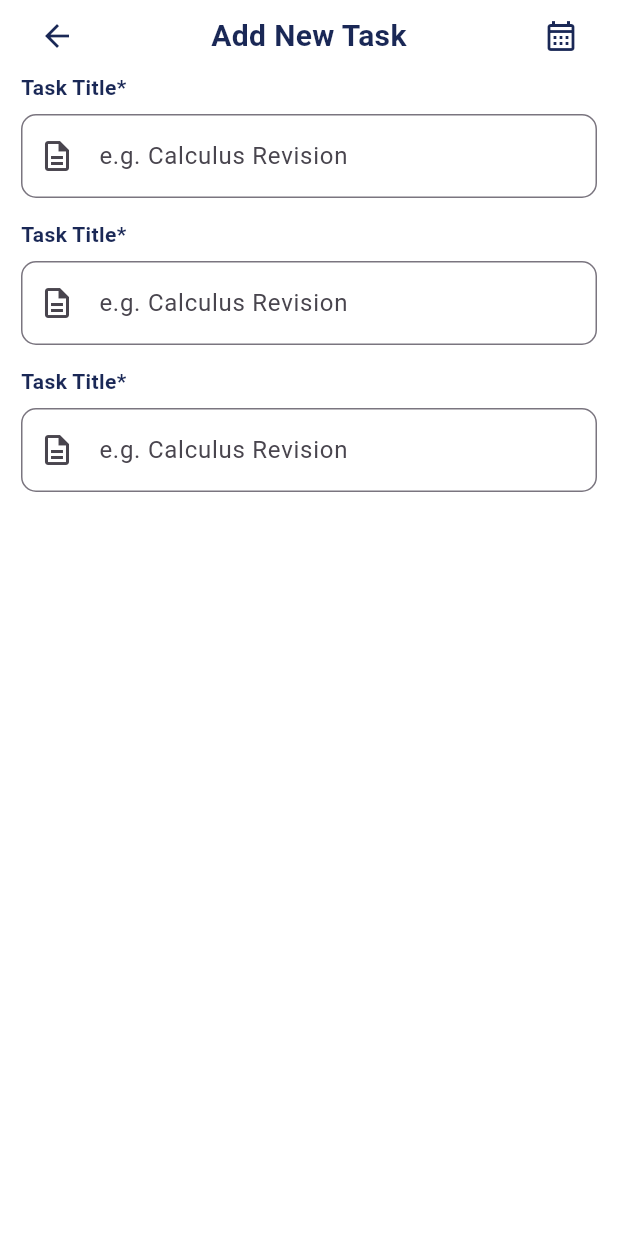
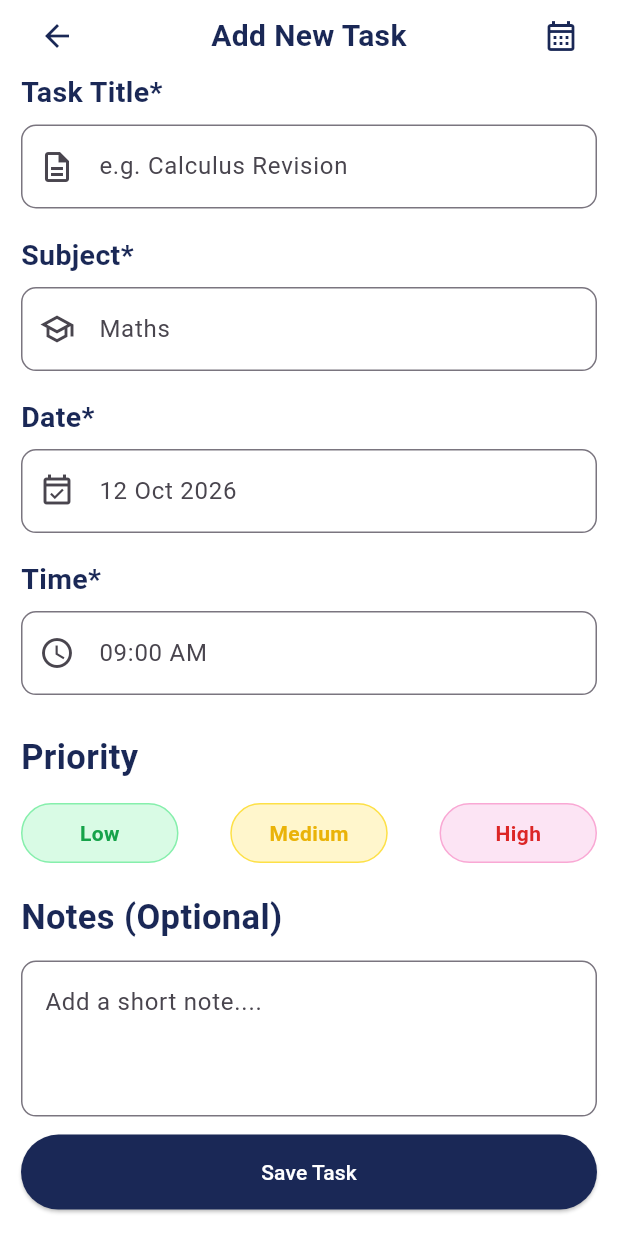
Before and after one commit to Muhammed-Ranan-PP/Learvo, a Flutter app: the HomeScreen screen opened by its route, after a tap on the "add" icon, on a phone screen of 412 x 824 dp. Run offline on Flutter 3.47's test engine with Material 3 defaults, Android fonts, the phone set to English and light mode, and no system bars.

Commit message:
five screens

```diff
--- a/lib/screens/add_task_screen.dart
+++ b/lib/screens/add_task_screen.dart
@@ -1,4 +1,7 @@
 import 'package:flutter/material.dart';
+import 'package:learvo/screens/home_screen.dart';
+import 'package:learvo/widgets/Task_input.dart';
+import 'package:learvo/widgets/priority_option.dart';
 
 class AddTaskScreen extends StatelessWidget {
   const AddTaskScreen({super.key});
@@ -7,9 +10,8 @@ class AddTaskScreen extends StatelessWidget {
   Widget build(BuildContext context) {
     return Scaffold(
       backgroundColor: Color(0xFFFFFFFF),
-      body:
-      SingleChildScrollView(child:
-      SafeArea(
+      body: SingleChildScrollView(
+        child: SafeArea(
           child: Padding(
             padding: const EdgeInsets.symmetric(horizontal: 14),
             child: Column(
@@ -40,73 +42,101 @@ class AddTaskScreen extends StatelessWidget {
                     ),
                   ],
                 ),
+                TaskInput(
+                  label: "Task Title*",
+                  hint: "e.g. Calculus Revision",
+                  icon: Icons.description_outlined,
+                ),
+
+                SizedBox(height: 17.4),
+                TaskInput(
+                  label: "Subject*",
+                  hint: "Maths",
+                  icon: Icons.school_outlined,
+                ),
+                SizedBox(height: 17),
+                TaskInput(
+                  label: "Date*",
+                  hint: "12 Oct 2026 ",
+                  icon: Icons.event_available_outlined,
+                ),
+                SizedBox(height: 17),
+                TaskInput(
+                  label: "Time*",
+                  hint: "09:00 AM",
+                  icon: Icons.access_time,
+                ),
+                SizedBox(height: 25),
                 Align(
                   alignment: Alignment.centerLeft,
                   child: Text(
-                  "Task Title*",
+                    "Priority",
                     style: TextStyle(
                       color: Color(0xFF1A2856),
-                    fontSize: 14,
+                      fontSize: 23,
                       fontWeight: FontWeight.bold,
                     ),
                   ),
                 ),
-              SizedBox(height: 8),
+                SizedBox(height: 14),
+                Row(
+                  mainAxisAlignment: MainAxisAlignment.spaceBetween,
+                  children: [
+                    PriorityOption(
+                      label: "Low",
+                      backgroundColor: Color(0xFFD9FBE5),
+                      borderColor: Color(0xFF86EFAC),
+                      textColor: Color(0xFF16A34A),
+                    ),
+                    PriorityOption(
+                      label: "Medium",
+                      backgroundColor: Color(0xFFFFF6CC),
+                      borderColor: Color(0xFFFDE047),
+                      textColor: Color(0xFFEAB308),
+                    ),
+                    PriorityOption(
+                      label: "High",
+                      backgroundColor: Color(0xFFFCE4F4),
+                      borderColor: Color(0xFFF9A8D4),
+                      textColor: Color(0xFFDC2626),
+                    ),
+                  ],
+                ),
+                SizedBox(height: 20),
+                Align(
+                  alignment: Alignment.centerLeft,
+                  child: Text(
+                    "Notes (Optional)",
+                    style: TextStyle(
+                      color: Color(0xFF1A2856),
+                      fontSize: 23,
+                      fontWeight: FontWeight.bold,
+                    ),
+                  ),
+                ),
+                SizedBox(height: 12),
                 TextField(
+                  maxLines: 3,
                   decoration: InputDecoration(
-                  hintText: "e.g. Calculus Revision",
-                  prefixIcon: Icon(Icons.description_outlined),
+                    hintText: "Add a short note....",
                     border: OutlineInputBorder(
                       borderRadius: BorderRadius.circular(10),
                     ),
                   ),
                 ),
+                SizedBox(height: 12),
                 SizedBox(
-                height: 14,
+                  width: double.infinity,
+                  height: 50,
+                  child: ElevatedButton(
+                    onPressed: () {
+                      Navigator.pop(context);
+                    },
+                    style: ElevatedButton.styleFrom(
+                      backgroundColor: Color(0xFF1A2856),
+                      foregroundColor: Color(0xFFFFFFFF),
                     ),
-                  Align(
-                alignment: Alignment.centerLeft,
-                child: Text(
-                  "Task Title*",
-                  style: TextStyle(
-                    color: Color(0xFF1A2856),
-                    fontSize: 14,
-                    fontWeight: FontWeight.bold,
-                  ),
-                ),
-              ),
-              SizedBox(height: 8),
-              TextField(
-                decoration: InputDecoration(
-                  hintText: "e.g. Calculus Revision",
-                  prefixIcon: Icon(Icons.description_outlined),
-                  border: OutlineInputBorder(
-                    borderRadius: BorderRadius.circular(10),
-                  ),
-                ),
-              ),
-                 SizedBox(
-                height: 14,
-              ),
-                  Align(
-                alignment: Alignment.centerLeft,
-                child: Text(
-                  "Task Title*",
-                  style: TextStyle(
-                    color: Color(0xFF1A2856),
-                    fontSize: 14,
-                    fontWeight: FontWeight.bold,
-                  ),
-                ),
-              ),
-              SizedBox(height: 8),
-              TextField(
-                decoration: InputDecoration(
-                  hintText: "e.g. Calculus Revision",
-                  prefixIcon: Icon(Icons.description_outlined),
-                  border: OutlineInputBorder(
-                    borderRadius: BorderRadius.circular(10),
-                  ),
+                    child: Text("Save Task"),
                   ),
                 ),
               ],
--- a/lib/screens/home_screen.dart
+++ b/lib/screens/home_screen.dart
@@ -1,5 +1,6 @@
 import 'package:flutter/material.dart';
 import 'package:learvo/screens/add_task_screen.dart';
+import 'package:learvo/screens/notes_screen.dart';
 import 'package:learvo/widgets/bottom_nav_bar.dart';
 import 'package:learvo/widgets/task_card.dart';
 
@@ -180,27 +181,27 @@ class _HomeScreenState extends State<HomeScreen> {
               ),
               SizedBox(height: 2),
               TaskCard(
-  title: "Maths - Chapter 4",
-  time: "09:00 AM - 10:30 AM",
-  icon: Icons.calculate_outlined,
-  iconColor: Color(0xFF168BFF),
-  statusColor: Color(0xFF16A34A),
+                title: "Physics - Numericals",
+                time: "11:00 AM - 12:00 PM",
+                icon: Icons.biotech,
+                iconColor: Color(0xFF8B5CF6),
+                statusColor: Color(0xFFCBD5E1),
               ),
               SizedBox(height: 2),
               TaskCard(
-  title: "Maths - Chapter 4",
-  time: "09:00 AM - 10:30 AM",
-  icon: Icons.calculate_outlined,
-  iconColor: Color(0xFF168BFF),
-  statusColor: Color(0xFF16A34A),
+                title: "English - Essay Writing",
+                time: "02:00 PM - 03:00 PM",
+                icon: Icons.menu_book_outlined,
+                iconColor: Color(0xFFDC2626),
+                statusColor: Color(0xFFCBD5E1),
               ),
               SizedBox(height: 2),
               TaskCard(
-  title: "Maths - Chapter 4",
-  time: "09:00 AM - 10:30 AM",
-  icon: Icons.calculate_outlined,
-  iconColor: Color(0xFF168BFF),
-  statusColor: Color(0xFF16A34A),
+                title: "Chemistry - Revision",
+                time: "05:00 PM - 06:00 PM",
+                icon: Icons.science_outlined,
+                iconColor: Color(0xFFEAB308),
+                statusColor: Color(0xFFCBD5E1),
               ),
               Row(
                 mainAxisAlignment: MainAxisAlignment.spaceBetween,
@@ -215,6 +216,16 @@ class _HomeScreenState extends State<HomeScreen> {
                       ),
                       child: Align(
                         alignment: Alignment.centerLeft,
+                        child: InkWell(
+                          borderRadius: BorderRadius.circular(12),
+                          onTap: () {
+                            Navigator.push(
+                              context,
+                              MaterialPageRoute(
+                                builder: (context) => NotesScreen(),
+                              ),
+                            );
+                          },
                           child: Container(
                             width: 160,
                             height: 95,
@@ -252,6 +263,7 @@ class _HomeScreenState extends State<HomeScreen> {
                         ),
                       ),
                     ),
+                  ),
                   SizedBox(height: 10),
                   SizedBox(
                     width: 56,
--- a/lib/theme/app_theme.dart
+++ b/lib/theme/app_theme.dart
@@ -1,18 +1,24 @@
 import 'package:flutter/material.dart';
 
 class AppTheme {
-  static final ThemeData lightTheme = ThemeData(
-    scaffoldBackgroundColor: const Color(0xFFF7F9FC),
-    appBarTheme: const AppBarTheme(
-      backgroundColor: Color(0xFFF7F9FC),
-      foregroundColor: Color(0xFF1A2856),
-      elevation: 0,
-      centerTitle: true,
+  static final lightTheme = ThemeData(
+    scaffoldBackgroundColor: Color(0xFFF7F9FC),
+
+    colorScheme: ColorScheme.fromSeed(
+      seedColor: Color(0xFF8B5CF6),
     ),
-    colorScheme: ColorScheme.fromSeed(seedColor: const Color(0xFF8B5CF6),primary: const Color(0xFF8B5CF6),),
-    textTheme: const TextTheme(
+
+    textTheme: TextTheme(
       bodyMedium: TextStyle(
         color: Color(0xFF1A2856),
+      ),
+      bodySmall: TextStyle(
+        color: Color(0xFF64748B),
+      ),
+      titleMedium: TextStyle(
+        color: Color(0xFF1A2856),
+        fontSize: 18,
+        fontWeight: FontWeight.bold,
       ),
     ),
   );
--- /dev/null
+++ b/lib/widgets/Task_input.dart
@@ -0,0 +1,41 @@
+import 'package:flutter/material.dart';
+
+class TaskInput extends StatelessWidget {
+  final String label;
+  final String hint;
+  final IconData icon;
+
+  const TaskInput({
+    super.key,
+    required this.label,
+    required this.hint,
+    required this.icon,
+  });
+
+  @override
+  Widget build(BuildContext context) {
+    return Column(
+      crossAxisAlignment: CrossAxisAlignment.start,
+      children: [
+        Text(
+          label,
+          style: TextStyle(
+            color: Color(0xFF1A2856),
+            fontSize: 19,
+            fontWeight: FontWeight.bold,
+          ),
+        ),
+        SizedBox(height: 8),
+        TextField(
+          decoration: InputDecoration(
+            hintText: hint,
+            prefixIcon: Icon(icon),
+            border: OutlineInputBorder(
+              borderRadius: BorderRadius.circular(10),
+            ),
+          ),
+        ),
+      ],
+    );
+  }
+}
--- /dev/null
+++ b/lib/widgets/priority_option.dart
@@ -0,0 +1,33 @@
+import 'package:flutter/material.dart';
+
+class PriorityOption extends StatelessWidget {
+  final String label;
+  final Color backgroundColor;
+  final Color borderColor;
+  final Color textColor;
+  const PriorityOption({
+    super.key,
+    required this.label,
+    required this.backgroundColor,
+    required this.borderColor,
+    required this.textColor,
+  });
+
+  @override
+  Widget build(BuildContext context) {
+    return Container(
+      height: 40,
+      width: 105,
+      alignment: Alignment.center,
+      decoration: BoxDecoration(
+        color: backgroundColor,
+        borderRadius: BorderRadius.circular(20),
+        border: Border.all(color: borderColor),
+      ),
+      child: Text(
+        label,
+        style: TextStyle(color: textColor, fontWeight: FontWeight.bold),
+      ),
+    );
+  }
+}
```
Also changed, not shown: lib/screens/notes_screen.dart (added, +83 -0 lines), lib/widgets/note_card.dart (added, +62 -0 lines), lib/widgets/note_filter.dart (added, +35 -0 lines), 1 other file. Lines whose indentation alone changed are shown as unchanged.
